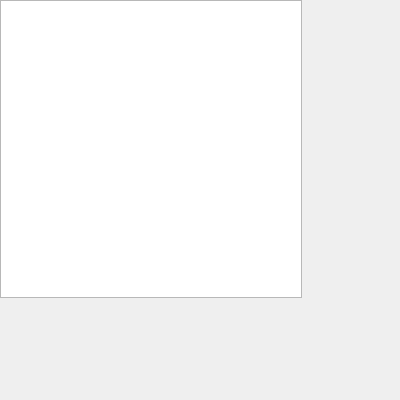
Qt form mainwindow.ui (SamMaroun/Jeu_de_Dames) before a commit.
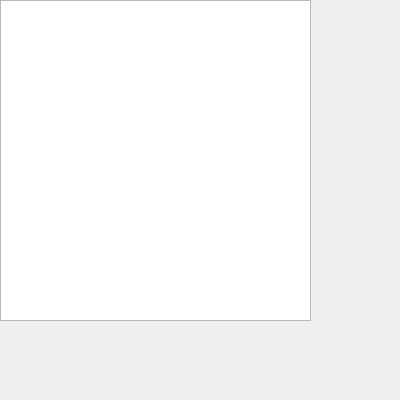
The same form after that commit.

Diff of the .ui file:
```diff
--- a/mainwindow.ui
+++ b/mainwindow.ui
@@ -22,8 +22,8 @@
      <rect>
       <x>0</x>
       <y>0</y>
-      <width>302</width>
-      <height>298</height>
+      <width>311</width>
+      <height>321</height>
      </rect>
     </property>
    </widget>
```
